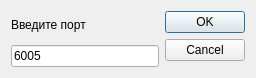
Qt form source/choiseport.ui (bartmf/chat_IS_server) before a commit.
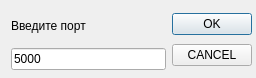
The same form after that commit.

Diff of the .ui file:
```diff
--- a/source/choiseport.ui
+++ b/source/choiseport.ui
@@ -16,8 +16,15 @@
   <property name="modal">
    <bool>true</bool>
   </property>
-  <layout class="QGridLayout" name="gridLayout">
-   <item row="0" column="0">
+  <widget class="QWidget" name="">
+   <property name="geometry">
+    <rect>
+     <x>11</x>
+     <y>10</y>
+     <width>241</width>
+     <height>60</height>
+    </rect>
+   </property>
     <layout class="QHBoxLayout" name="horizontalLayout">
      <item>
       <layout class="QVBoxLayout" name="verticalLayout">
@@ -31,7 +38,7 @@
        <item>
         <widget class="QLineEdit" name="lineEdit">
          <property name="text">
-          <string>6005</string>
+         <string>5000</string>
          </property>
          <property name="maxLength">
           <number>4</number>
@@ -41,18 +48,25 @@
       </layout>
      </item>
      <item>
-      <widget class="QDialogButtonBox" name="buttonBox">
-       <property name="orientation">
-        <enum>Qt::Vertical</enum>
-       </property>
-       <property name="standardButtons">
-        <set>QDialogButtonBox::Cancel|QDialogButtonBox::Ok</set>
+     <layout class="QVBoxLayout" name="verticalLayout_2">
+      <item>
+       <widget class="QPushButton" name="pushButtonOk">
+        <property name="text">
+         <string>OK</string>
+        </property>
+       </widget>
+      </item>
+      <item>
+       <widget class="QPushButton" name="pushButtonCancel">
+        <property name="text">
+         <string>CANCEL</string>
        </property>
       </widget>
      </item>
     </layout>
    </item>
   </layout>
+  </widget>
  </widget>
  <resources/>
  <connections>
```
Left out of the diff: 37 changed lines with no effect on the pictures. Lines whose indentation alone changed are shown as unchanged.
